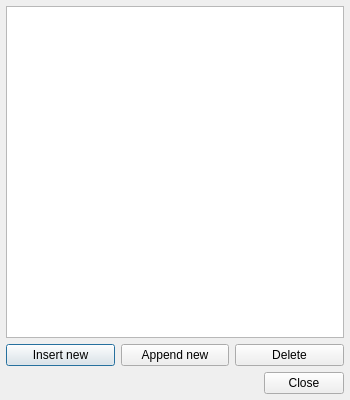
This is src/blocklistdialog.ui in gitGNU/gnu_tutka as Qt 5 draws it before an edit. The edited form follows.
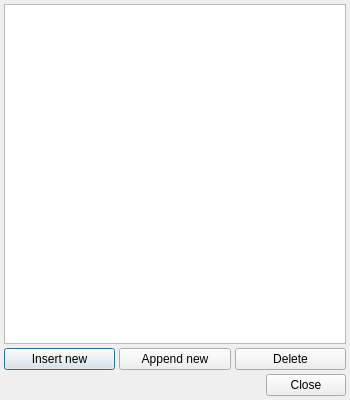
This is the edited form.

The edit to the form file:
```diff
--- a/src/blocklistdialog.ui
+++ b/src/blocklistdialog.ui
@@ -15,10 +15,10 @@
   </property>
   <layout class="QVBoxLayout" name="verticalLayout">
    <property name="spacing">
-    <number>6</number>
+    <number>4</number>
    </property>
    <property name="margin">
-    <number>6</number>
+    <number>4</number>
    </property>
    <item>
     <widget class="QTableView" name="tableView">
@@ -54,7 +54,7 @@
    <item>
     <layout class="QHBoxLayout" name="horizontalLayout">
      <property name="spacing">
-      <number>6</number>
+      <number>4</number>
      </property>
      <item>
       <widget class="QPushButton" name="pushButtonInsertNew">
```
